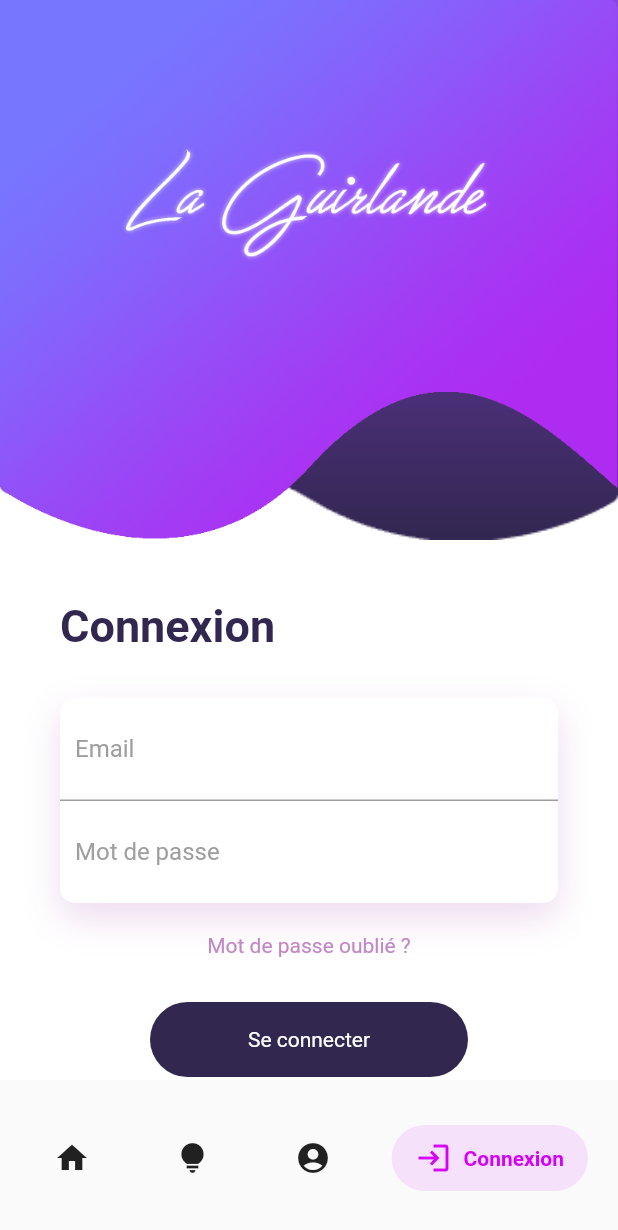
After one commit to la-guirlande/guirlande-hub-mobile, a Flutter app: the screen it shows after launch, item 4 of the bottom bar chosen, on a phone screen of 412 x 824 dp. The commit adds this screen. Shown: the top 1230 px of the screen. Run offline on Flutter 3.47's test engine with Material 2 defaults, Android fonts, the phone set to English and light mode, and no system bars; drawn by our look-alikes of salomon_bottom_bar; our stand-ins replace google_fonts.

Commit message:
ajout de la page de connexion

```diff
--- /dev/null
+++ b/lib/ui/pages/login_page.dart
@@ -0,0 +1,143 @@
+import 'package:flutter/material.dart';
+import 'package:giurlande_hub_mobile/ui/widgets/fade_animation.dart';
+
+class LoginPage extends StatefulWidget {
+  const LoginPage({Key? key}) : super(key: key);
+
+  @override
+  _LoginPageState createState() => _LoginPageState();
+}
+
+class _LoginPageState extends State<LoginPage> {
+  @override
+  Widget build(BuildContext context) {
+    final width = MediaQuery.of(context).size.width;
+
+    return Scaffold(
+      backgroundColor: Colors.white,
+      body: SingleChildScrollView(
+        child: Column(
+          crossAxisAlignment: CrossAxisAlignment.start,
+          children: <Widget>[
+            Container(
+              height: 400,
+              child: Stack(
+                children: <Widget>[
+                  Positioned(
+                    top: -40,
+                    height: 400,
+                    width: width,
+                    child: Container(
+                      decoration: const BoxDecoration(
+                          image: DecorationImage(
+                              image: AssetImage('assets/img/background.png'),
+                              fit: BoxFit.fill)),
+                    ),
+                  ),
+                  Positioned(
+                    height: 400,
+                    width: width + 20,
+                    child: Container(
+                      decoration: const BoxDecoration(
+                          image: DecorationImage(
+                              image: AssetImage('assets/img/background-2.png'),
+                              fit: BoxFit.fill)),
+                    ),
+                  )
+                ],
+              ),
+            ),
+            Padding(
+              padding: const EdgeInsets.symmetric(horizontal: 40),
+              child: Column(
+                crossAxisAlignment: CrossAxisAlignment.start,
+                children: <Widget>[
+                  const Text(
+                    "Connexion",
+                    style: TextStyle(
+                        color: Color.fromRGBO(49, 39, 79, 1),
+                        fontWeight: FontWeight.bold,
+                        fontSize: 30),
+                  ),
+                  const SizedBox(
+                    height: 30,
+                  ),
+                  Container(
+                    decoration: BoxDecoration(
+                        borderRadius: BorderRadius.circular(10),
+                        color: Colors.white,
+                        boxShadow: const [
+                          BoxShadow(
+                            color: Color.fromRGBO(196, 135, 198, .3),
+                            blurRadius: 20,
+                            offset: Offset(0, 10),
+                          )
+                        ]),
+                    child: Column(
+                      children: <Widget>[
+                        Container(
+                          padding: const EdgeInsets.all(10),
+                          decoration: const BoxDecoration(
+                              border: Border(
+                                  bottom: BorderSide(color: Colors.grey))),
+                          child: const TextField(
+                            decoration: InputDecoration(
+                                border: InputBorder.none,
+                                hintText: "Email",
+                                hintStyle: TextStyle(color: Colors.grey)),
+                          ),
+                        ),
+                        Container(
+                          padding: const EdgeInsets.all(10),
+                          child: const TextField(
+                            decoration: InputDecoration(
+                                border: InputBorder.none,
+                                hintText: "Mot de passe",
+                                hintStyle: TextStyle(color: Colors.grey)),
+                          ),
+                        )
+                      ],
+                    ),
+                  ),
+                  const SizedBox(
+                    height: 20,
+                  ),
+                  const Center(
+                      child: Text(
+                    "Mot de passe oublié ?",
+                    style: TextStyle(color: Color.fromRGBO(196, 135, 198, 1)),
+                  )),
+                  const SizedBox(
+                    height: 30,
+                  ),
+                  Container(
+                    height: 50,
+                    margin: const EdgeInsets.symmetric(horizontal: 60),
+                    decoration: BoxDecoration(
+                      borderRadius: BorderRadius.circular(50),
+                      color: const Color.fromRGBO(49, 39, 79, 1),
+                    ),
+                    child: const Center(
+                      child: Text(
+                        "Se connecter",
+                        style: TextStyle(color: Colors.white),
+                      ),
+                    ),
+                  ),
+                  const SizedBox(
+                    height: 30,
+                  ),
+                  const Center(
+                      child: Text(
+                    "Créer un compte",
+                    style: TextStyle(color: Color.fromRGBO(49, 39, 79, .6)),
+                  )),
+                ],
+              ),
+            )
+          ],
+        ),
+      ),
+    );
+  }
+}
--- a/lib/ui/wrapper.dart
+++ b/lib/ui/wrapper.dart
@@ -1,6 +1,7 @@
 import 'package:flutter/material.dart';
 import 'package:giurlande_hub_mobile/ui/pages/account_page.dart';
 import 'package:giurlande_hub_mobile/ui/pages/home_page.dart';
+import 'package:giurlande_hub_mobile/ui/pages/login_page.dart';
 import 'package:giurlande_hub_mobile/ui/pages/presets_page.dart';
 import 'package:salomon_bottom_bar/salomon_bottom_bar.dart';
 
@@ -18,7 +19,8 @@ class _WrapperState extends State<Wrapper> {
   static const List<Widget> _pageOptions = <Widget>[
     HomePage(),
     PresetsPage(),
-    AccountPage()
+    AccountPage(),
+    LoginPage()
   ];
 
   @override
@@ -48,6 +50,10 @@ class _WrapperState extends State<Wrapper> {
               icon: const Icon(Icons.account_circle),
               title: const Text("Compte"),
               selectedColor: Colors.redAccent[400]),
+          SalomonBottomBarItem(
+              icon: const Icon(Icons.login),
+              title: const Text("Connexion"),
+              selectedColor: Colors.purpleAccent[400]),
         ],
       ),
     );
```
